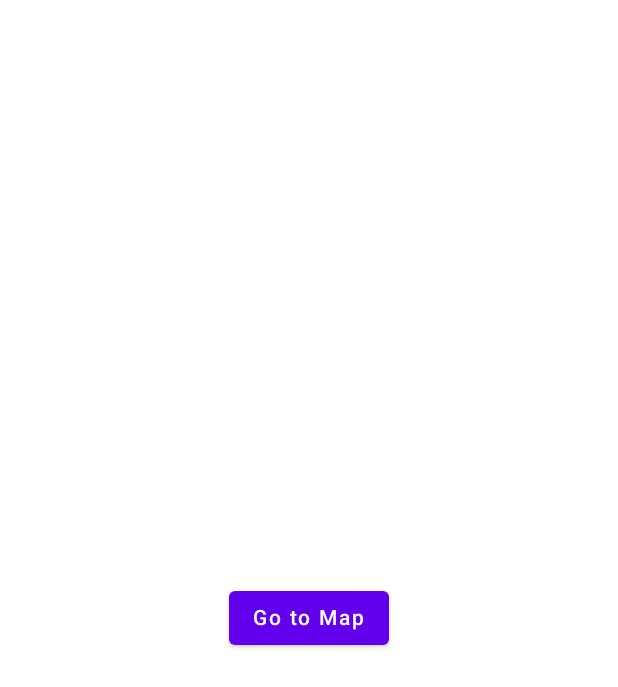
After one commit to AliAfroozi/WeatherApp, an Android app built with Jetpack Compose: the HomeScreen screen opened through its navigation route, on a phone screen of 412 x 824 dp. The commit adds this screen. Shown: the top 687 px of the screen. Run offline under Robolectric (Android 15) with nearby library versions, the phone set to English and light mode, and no system bars; our stand-ins replace Dagger/Hilt's generated code.

Commit message:
DEV: create separate compose files to have a clean road for design of screens.
 Description: put navigation map in MainScreen.kt and make startDestination HomeScreen. put a button in HomeScreen for navigating to map view.

```diff
--- /dev/null
+++ b/app/src/main/java/com/example/weatherapp/feature_show_weather/presentation/HomeScreen.kt
@@ -0,0 +1,25 @@
+package com.example.weatherapp.feature_show_weather.presentation
+
+import androidx.compose.foundation.layout.Box
+import androidx.compose.foundation.layout.fillMaxSize
+import androidx.compose.material.Button
+import androidx.compose.material.Text
+import androidx.compose.runtime.Composable
+import androidx.compose.ui.Alignment
+import androidx.compose.ui.Modifier
+import androidx.compose.ui.platform.LocalContext
+import androidx.navigation.NavController
+import androidx.navigation.NavHostController
+
+@Composable
+fun HomeScreen(navController: NavHostController){
+    val context = LocalContext.current
+
+
+    Box(modifier = Modifier.fillMaxSize(), contentAlignment = Alignment.Center) {
+        Button(onClick = { navController.navigate("map") }) {
+            Text(text = "Go to Map")
+        }
+
+    }
+}
--- a/app/src/main/java/com/example/weatherapp/feature_show_weather/presentation/MainActivity.kt
+++ b/app/src/main/java/com/example/weatherapp/feature_show_weather/presentation/MainActivity.kt
@@ -1,27 +1,16 @@
 package com.example.weatherapp.feature_show_weather.presentation
 
-import android.app.Activity
-import android.content.Context
-import android.content.Intent
-import android.net.Uri
 import android.os.Bundle
-import android.widget.Toast
 import androidx.activity.ComponentActivity
 import androidx.activity.compose.setContent
-import androidx.activity.result.ActivityResultLauncher
-import androidx.activity.result.contract.ActivityResultContracts
-import androidx.compose.foundation.layout.Box
 import androidx.compose.foundation.layout.fillMaxSize
-import androidx.compose.material.Button
 import androidx.compose.material.MaterialTheme
 import androidx.compose.material.Surface
-import androidx.compose.material.Text
-import androidx.compose.runtime.Composable
-import androidx.compose.ui.Alignment
 import androidx.compose.ui.Modifier
-import androidx.compose.ui.platform.LocalContext
 import com.example.weatherapp.ui.theme.WeatherAppTheme
+import dagger.hilt.android.AndroidEntryPoint
 
+@AndroidEntryPoint
 class MainActivity : ComponentActivity() {
     override fun onCreate(savedInstanceState: Bundle?) {
         super.onCreate(savedInstanceState)
@@ -32,25 +21,14 @@ class MainActivity : ComponentActivity() {
                     modifier = Modifier.fillMaxSize(),
                     color = MaterialTheme.colors.background
                 ) {
-                    MainView()
+                    MainScreen(this)
                 }
             }
         }
     }
 
 
-}
-
-
-@Composable
-fun MainView(
-) {
-    WeatherAppTheme {
-        Box(modifier = Modifier.fillMaxSize(), contentAlignment = Alignment.Center) {
-            Button(onClick = { }) {
-                Text(text = "Go to Map")
-            }
-
-        }
+    companion object{
+        val API_KEY = "07950fc7593741fe9d8142104230706"
     }
 }
--- /dev/null
+++ b/app/src/main/java/com/example/weatherapp/feature_show_weather/presentation/MainScreen.kt
@@ -0,0 +1,54 @@
+package com.example.weatherapp.feature_show_weather.presentation
+
+import androidx.compose.foundation.layout.padding
+import androidx.compose.material.Scaffold
+import androidx.compose.runtime.Composable
+import androidx.compose.ui.Modifier
+import androidx.navigation.NavType
+import androidx.navigation.compose.NavHost
+import androidx.navigation.compose.composable
+import androidx.navigation.compose.rememberNavController
+import androidx.navigation.navArgument
+import com.example.weatherapp.ui.theme.WeatherAppTheme
+
+@Composable
+fun MainScreen(mainActivity: MainActivity) {
+    val navController = rememberNavController()
+
+    WeatherAppTheme {
+
+        Scaffold(
+            topBar = {
+            },
+            bottomBar = {
+            }
+        ) { contentPadding ->
+            NavHost(
+                navController = navController,
+                startDestination = "home",
+                modifier = Modifier.padding(contentPadding)
+            )
+            {
+                composable("home") {
+                    HomeScreen(navController)
+                }
+
+                composable(
+                    "map",
+                ) {
+                }
+
+                composable(
+                    "weather_result/{lat}/{long}",
+                    arguments = listOf(navArgument("lat") { type = NavType.StringType } , navArgument("long") { type = NavType.StringType })
+                ) {
+
+                }
+            }
+        }
+
+
+
+    }
+
+}
```
